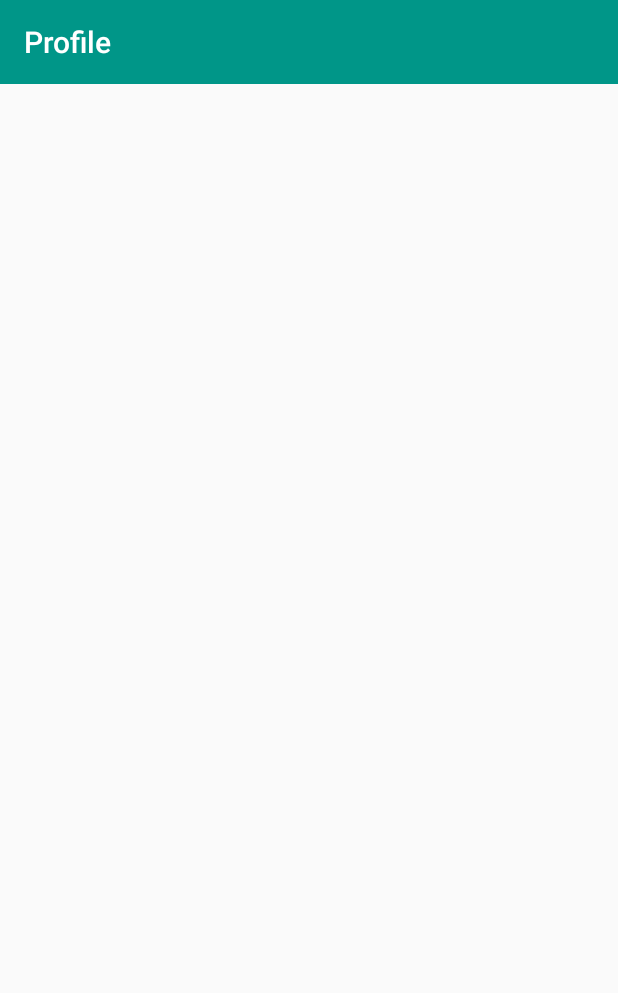
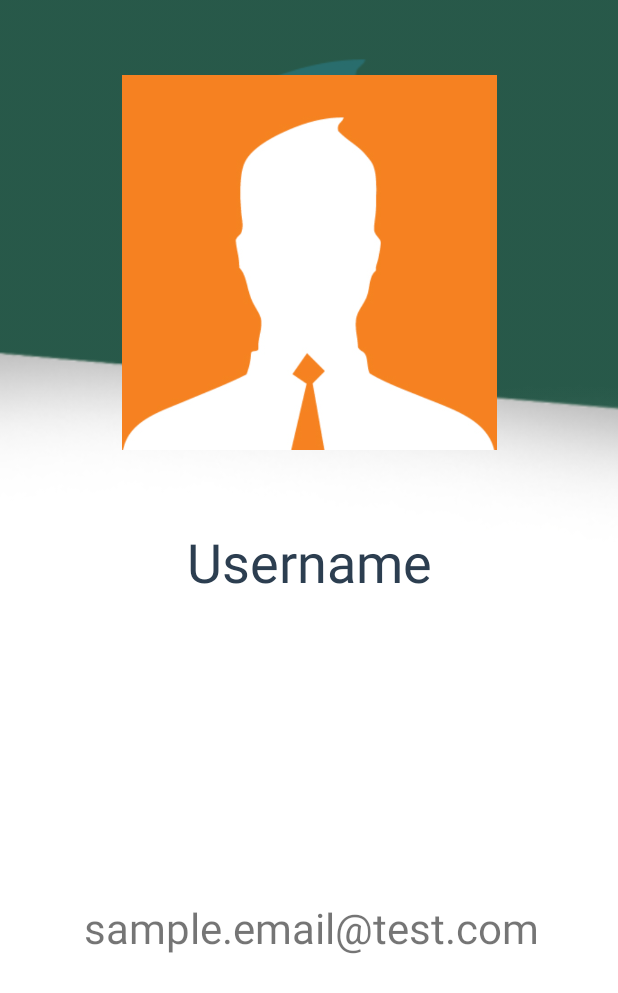
Before and after one commit to shantanu0323/SimpleBlog, an Android app: the ProfileActivity screen opened directly, with no data from a screen before it, on a phone screen of 412 x 824 dp. Shown: the top 993 px of the screen. Run offline under Robolectric (Android 15) with nearby library versions, the phone set to English and light mode, and no system bars; our stand-ins replace Firebase (no records; nobody signed in at launch, a user with empty details on screens opened directly).

Commit message:
SETTING UP PROFILE PAGE (STAGE 2)

```diff
--- a/app/src/main/AndroidManifest.xml
+++ b/app/src/main/AndroidManifest.xml
@@ -36,7 +36,8 @@
         <activity
             android:name="com.theartofdev.edmodo.cropper.CropImageActivity"
             android:theme="@style/Base.Theme.AppCompat"/>
-        <activity android:name=".ProfileActivity">
+        <activity android:name=".ProfileActivity"
+            android:theme="@style/NoActionBar">
         </activity>
     </application>
 
--- a/app/src/main/java/shantanu/simpleblog/ProfileActivity.java
+++ b/app/src/main/java/shantanu/simpleblog/ProfileActivity.java
@@ -2,19 +2,51 @@ package shantanu.simpleblog;
 
 import android.os.Bundle;
 import android.support.v7.app.AppCompatActivity;
+import android.widget.TextView;
+import android.widget.Toast;
+
+import com.google.firebase.auth.FirebaseAuth;
+import com.google.firebase.database.DataSnapshot;
+import com.google.firebase.database.DatabaseError;
+import com.google.firebase.database.DatabaseReference;
+import com.google.firebase.database.FirebaseDatabase;
+import com.google.firebase.database.ValueEventListener;
 
 public class ProfileActivity extends AppCompatActivity {
+
+    private FirebaseAuth auth;
+    private DatabaseReference databaseRef ;
+
+    private TextView tvUsername;
+    private TextView tvEmail;
 
     @Override
     protected void onCreate(Bundle savedInstanceState) {
         super.onCreate(savedInstanceState);
         setContentView(R.layout.activity_profile);
 
-        String username = getIntent().getStringExtra("username");
-        if (username != null) {
-            getSupportActionBar().setTitle(username);
-        } else {
-            getSupportActionBar().setTitle("Profile");
+        tvUsername = (TextView) findViewById(R.id.tvUsername);
+        tvEmail = (TextView) findViewById(R.id.tvEmail);
+
+        String uid = getIntent().getStringExtra("uid");
+        if (uid != null) {
+            Toast.makeText(this, "" + uid, Toast.LENGTH_SHORT).show();
+            auth = FirebaseAuth.getInstance();
+            databaseRef = FirebaseDatabase.getInstance().getReference().child("Users").child(uid);
+            databaseRef.addValueEventListener(new ValueEventListener() {
+                @Override
+                public void onDataChange(DataSnapshot dataSnapshot) {
+                    if (dataSnapshot.hasChild("name")) {
+                        tvUsername.setText(dataSnapshot.child("name").getValue().toString());
+                    }
+                }
+
+                @Override
+                public void onCancelled(DatabaseError databaseError) {
+
+                }
+            });
+
         }
     }
 }
--- a/app/src/main/res/layout/activity_profile.xml
+++ b/app/src/main/res/layout/activity_profile.xml
@@ -5,6 +5,84 @@
     xmlns:tools="http://schemas.android.com/tools"
     android:layout_width="match_parent"
     android:layout_height="match_parent"
+    android:background="#fff"
     tools:context="shantanu.simpleblog.ProfileActivity">
 
+    <FrameLayout
+        android:layout_width="match_parent"
+        android:layout_height="0dp"
+        app:layout_constraintLeft_toLeftOf="parent"
+        app:layout_constraintRight_toRightOf="parent"
+        app:layout_constraintTop_toTopOf="parent"
+        app:layout_constraintBottom_toBottomOf="parent"
+        android:layout_marginBottom="0dp">
+
+        <ImageView
+            android:id="@+id/ivProfilePicBG"
+            android:layout_width="match_parent"
+            android:layout_height="350dp"
+            android:background="@drawable/default_image"
+            android:backgroundTint="#d6005151"
+            android:backgroundTintMode="src_over"
+            android:scaleType="centerCrop"
+            tools:layout_editor_absoluteX="0dp"
+            tools:layout_editor_absoluteY="0dp"/>
+
+        <ImageView
+            android:id="@+id/imageView3"
+            android:layout_width="match_parent"
+            android:layout_height="wrap_content"
+            android:scaleType="centerCrop"
+            app:srcCompat="@drawable/wedge"/>
+
+        <android.support.constraint.ConstraintLayout
+            android:layout_width="match_parent"
+            android:layout_height="match_parent">
+
+            <ImageView
+                android:id="@+id/ivProfilePic"
+                android:layout_width="250dp"
+                android:layout_height="250dp"
+                android:layout_marginTop="50dp"
+                android:scaleType="centerCrop"
+                app:layout_constraintLeft_toLeftOf="parent"
+                app:layout_constraintRight_toRightOf="parent"
+                app:layout_constraintTop_toTopOf="parent"
+                app:srcCompat="@drawable/default_image"/>
+
+            <TextView
+                android:id="@+id/tvUsername"
+                android:layout_width="wrap_content"
+                android:layout_height="wrap_content"
+                android:layout_marginLeft="8dp"
+                android:layout_marginRight="8dp"
+                android:layout_marginTop="50dp"
+                android:text="Username"
+                android:textColor="@color/colorAccent"
+                android:textSize="36sp"
+                app:layout_constraintLeft_toLeftOf="parent"
+                app:layout_constraintRight_toRightOf="parent"
+                app:layout_constraintTop_toBottomOf="@+id/ivProfilePic"/>
+
+            <TextView
+                android:id="@+id/tvEmail"
+                android:layout_width="wrap_content"
+                android:layout_height="wrap_content"
+                android:layout_marginBottom="8dp"
+                android:layout_marginLeft="8dp"
+                android:layout_marginRight="8dp"
+                android:layout_marginTop="22dp"
+                android:text="sample.email@test.com"
+                android:textSize="28sp"
+                app:layout_constraintBottom_toBottomOf="parent"
+                app:layout_constraintHorizontal_bias="0.516"
+                app:layout_constraintLeft_toLeftOf="parent"
+                app:layout_constraintRight_toRightOf="parent"
+                app:layout_constraintTop_toBottomOf="@+id/tvUsername"/>
+
+
+        </android.support.constraint.ConstraintLayout>
+
+
+    </FrameLayout>
 </android.support.constraint.ConstraintLayout>
--- a/app/src/main/res/values/styles.xml
+++ b/app/src/main/res/values/styles.xml
@@ -7,6 +7,15 @@
         <item name="colorPrimaryDark">@color/colorPrimaryDark</item>
         <item name="colorAccent">@color/colorAccent</item>
     </style>
+
+    <style name="NoActionBar" parent="Theme.Design.Light.NoActionBar">
+        <!-- Customize your theme here. -->
+        <item name="colorPrimary">@color/colorPrimary</item>
+        <item name="colorPrimaryDark">@color/colorPrimaryDark</item>
+        <item name="colorAccent">@color/colorAccent</item>
+    </style>
+
+
     <style name="TextLabel" parent="TextAppearance.Design.Hint">
         <item name="android:textSize">16sp</item>
     </style>
--- a/build.gradle
+++ b/build.gradle
@@ -5,7 +5,7 @@ buildscript {
         jcenter()
     }
     dependencies {
-        classpath 'com.android.tools.build:gradle:2.3.2'
+        classpath 'com.android.tools.build:gradle:2.3.3'
         classpath 'com.google.gms:google-services:3.1.0'
         // NOTE: Do not place your application dependencies here; they belong
         // in the individual module build.gradle files
```
Also changed, not shown: app/src/main/java/shantanu/simpleblog/BlogViewHolder.java (+10 -5 lines), app/src/main/java/shantanu/simpleblog/MainActivity.java (+43 -21 lines), app/src/main/res/drawable/bg_ripple.xml (added, +10 -0 lines), app/src/main/res/layout/blog_row.xml (+10 -8 lines), app/src/main/res/drawable/wedge.png (added).
